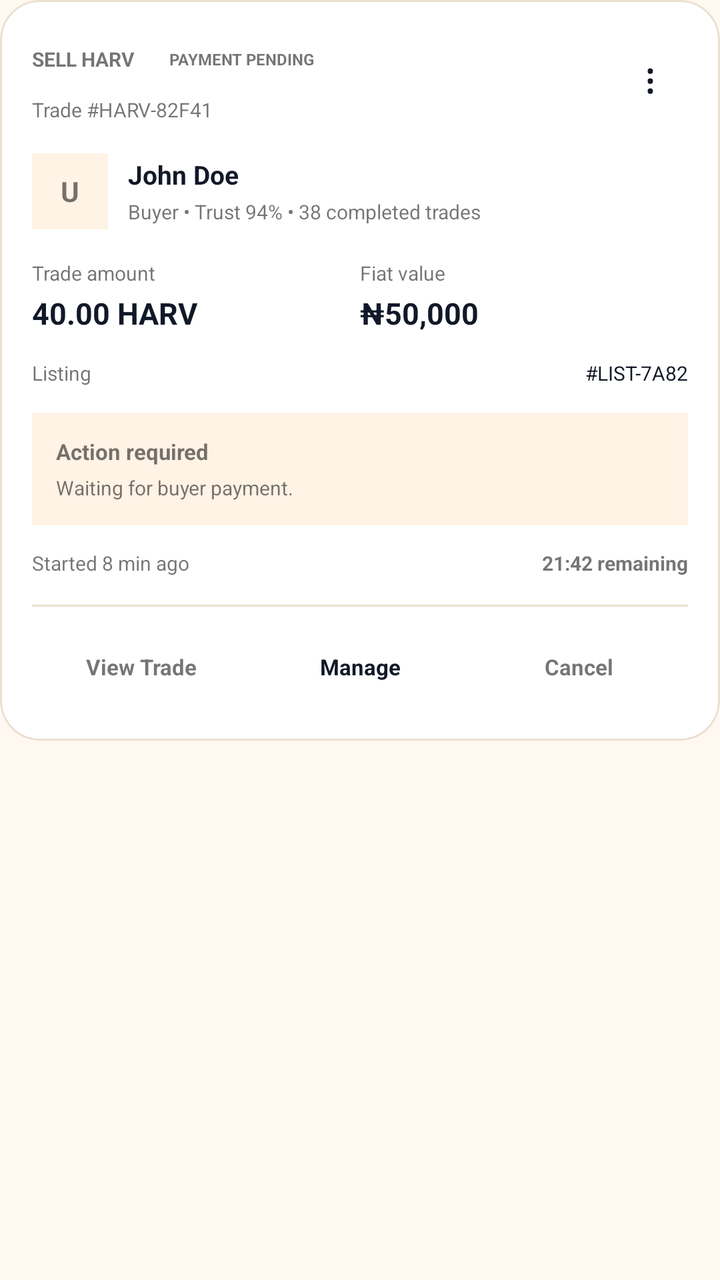
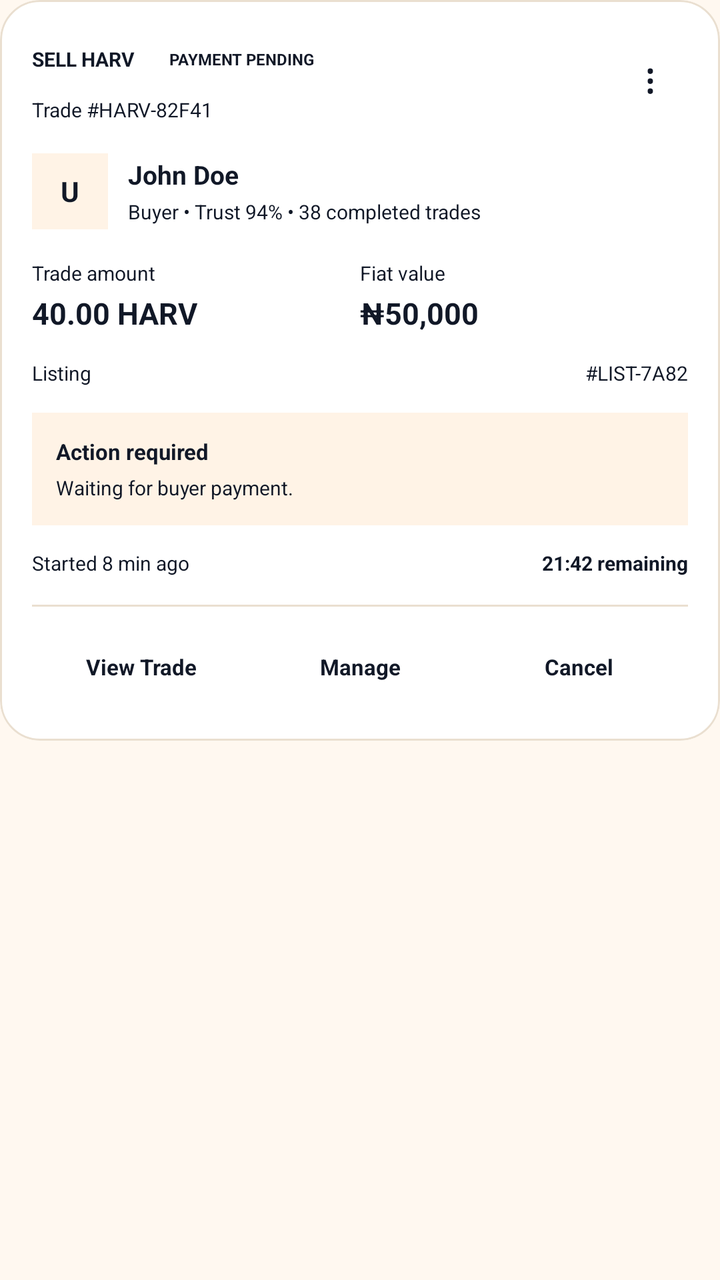

An Android layout rendered at two revisions. The XML below is the earlier revision; the diff shows what the commit changed to produce the second picture.
<!-- AndroidManifest.xml: application theme AppTheme -->
<!-- res/layout/p2p_merchant_trade_item.xml -->
<LinearLayout
	xmlns:android="http://schemas.android.com/apk/res/android"
	xmlns:app="http://schemas.android.com/apk/res-auto"
	xmlns:tools="http://schemas.android.com/tools"
	android:layout_width="match_parent"
	android:layout_height="match_parent"
	android:orientation="vertical">
	<com.google.android.material.card.MaterialCardView
		android:id="@+id/card_merchant_trade"
		android:layout_width="match_parent"
		android:layout_height="wrap_content"
		android:layout_marginBottom="10dp"
		app:cardBackgroundColor="@color/colorP2pSurface"
		app:cardCornerRadius="20dp"
		app:cardElevation="0dp"
		app:strokeColor="@color/colorP2pBorder"
		app:strokeWidth="1dp">
		<LinearLayout
			android:id="@+id/merchant_trade_container"
			android:layout_width="match_parent"
			android:layout_height="wrap_content"
			android:padding="16dp"
			android:orientation="vertical">
			<LinearLayout
				android:id="@+id/linear246"
				android:layout_width="match_parent"
				android:layout_height="wrap_content"
				android:gravity="center_vertical"
				android:orientation="horizontal">
				<LinearLayout
					android:id="@+id/linear247"
					android:layout_width="0dp"
					android:layout_height="wrap_content"
					android:orientation="vertical"
					android:layout_weight="1">
					<LinearLayout
						android:id="@+id/linear248"
						android:layout_width="wrap_content"
						android:layout_height="wrap_content"
						android:gravity="center_vertical"
						android:orientation="horizontal">
						<TextView
							android:id="@+id/tv_trade_type"
							android:layout_width="wrap_content"
							android:layout_height="wrap_content"
							android:text="SELL HARV"
							android:textSize="10sp"
							android:textStyle="bold"
							android:focusable="false" />
						<TextView
							android:id="@+id/tv_trade_status"
							android:layout_width="wrap_content"
							android:layout_height="27dp"
							android:gravity="center_horizontal|center_vertical"
							android:text="PAYMENT PENDING"
							android:textSize="8sp"
							android:textStyle="bold"
							android:focusable="false"
							android:layout_marginStart="8dp"
							android:paddingStart="9dp"
							android:paddingEnd="9dp" />
					</LinearLayout>
					<TextView
						android:id="@+id/tv_trade_id"
						android:layout_width="wrap_content"
						android:layout_height="wrap_content"
						android:layout_marginTop="5dp"
						android:text="Trade #HARV-82F41"
						android:textSize="10sp"
						android:focusable="false" />
				</LinearLayout>
				<TextView
					android:id="@+id/tv_trade_menu"
					android:layout_width="38dp"
					android:layout_height="38dp"
					android:gravity="center_horizontal|center_vertical"
					android:text="⋮"
					android:textSize="21sp"
					android:textColor="@color/colorP2pTextPrimary"
					android:focusable="false" />
			</LinearLayout>
			<LinearLayout
				android:id="@+id/linear249"
				android:layout_width="match_parent"
				android:layout_height="wrap_content"
				android:layout_marginTop="15dp"
				android:gravity="center_vertical"
				android:orientation="horizontal">
				<TextView
					android:id="@+id/tv_counterparty_avatar"
					android:layout_width="38dp"
					android:layout_height="38dp"
					android:background="@color/colorP2pSurfaceAlt"
					android:gravity="center_horizontal|center_vertical"
					android:text="U"
					android:textSize="14sp"
					android:textStyle="bold"
					android:focusable="false" />
				<LinearLayout
					android:id="@+id/linear250"
					android:layout_width="0dp"
					android:layout_height="wrap_content"
					android:orientation="vertical"
					android:layout_weight="1"
					android:layout_marginStart="10dp">
					<TextView
						android:id="@+id/tv_counterparty_name"
						android:layout_width="wrap_content"
						android:layout_height="wrap_content"
						android:text="John Doe"
						android:textSize="13sp"
						android:textStyle="bold"
						android:textColor="@color/colorP2pTextPrimary"
						android:focusable="false" />
					<TextView
						android:id="@+id/tv_counterparty_meta"
						android:layout_width="wrap_content"
						android:layout_height="wrap_content"
						android:layout_marginTop="3dp"
						android:text="Buyer • Trust 94% • 38 completed trades"
						android:textSize="10sp"
						android:focusable="false" />
				</LinearLayout>
			</LinearLayout>
			<LinearLayout
				android:id="@+id/linear251"
				android:layout_width="match_parent"
				android:layout_height="wrap_content"
				android:layout_marginTop="15dp"
				android:orientation="horizontal">
				<LinearLayout
					android:id="@+id/linear252"
					android:layout_width="0dp"
					android:layout_height="wrap_content"
					android:orientation="vertical"
					android:layout_weight="1">
					<TextView
						android:id="@+id/textview148"
						android:layout_width="wrap_content"
						android:layout_height="wrap_content"
						android:text="Trade amount"
						android:textSize="10sp"
						android:focusable="false" />
					<TextView
						android:id="@+id/tv_trade_ajc_amount"
						android:layout_width="wrap_content"
						android:layout_height="wrap_content"
						android:layout_marginTop="3dp"
						android:text="40.00 HARV"
						android:textSize="15sp"
						android:textStyle="bold"
						android:textColor="@color/colorP2pTextPrimary"
						android:focusable="false" />
				</LinearLayout>
				<LinearLayout
					android:id="@+id/linear253"
					android:layout_width="0dp"
					android:layout_height="wrap_content"
					android:orientation="vertical"
					android:layout_weight="1">
					<TextView
						android:id="@+id/textview149"
						android:layout_width="wrap_content"
						android:layout_height="wrap_content"
						android:text="Fiat value"
						android:textSize="10sp"
						android:focusable="false" />
					<TextView
						android:id="@+id/tv_trade_fiat_amount"
						android:layout_width="wrap_content"
						android:layout_height="wrap_content"
						android:layout_marginTop="3dp"
						android:text="₦50,000"
						android:textSize="15sp"
						android:textStyle="bold"
						android:textColor="@color/colorP2pTextPrimary"
						android:focusable="false" />
				</LinearLayout>
			</LinearLayout>
			<LinearLayout
				android:id="@+id/linear254"
				android:layout_width="match_parent"
				android:layout_height="wrap_content"
				android:layout_marginTop="13dp"
				android:orientation="horizontal">
				<TextView
					android:id="@+id/textview150"
					android:layout_width="0dp"
					android:layout_height="wrap_content"
					android:text="Listing"
					android:textSize="10sp"
					android:layout_weight="1"
					android:focusable="false" />
				<TextView
					android:id="@+id/tv_listing_reference"
					android:layout_width="wrap_content"
					android:layout_height="wrap_content"
					android:text="#LIST-7A82"
					android:textSize="10sp"
					android:textColor="@color/colorP2pTextPrimary"
					android:focusable="false" />
			</LinearLayout>
			<LinearLayout
				android:id="@+id/layout_trade_action"
				android:layout_width="match_parent"
				android:layout_height="wrap_content"
				android:layout_marginTop="13dp"
				android:padding="12dp"
				android:background="@color/colorP2pSurfaceAlt"
				android:orientation="vertical">
				<TextView
					android:id="@+id/tv_trade_action_title"
					android:layout_width="wrap_content"
					android:layout_height="wrap_content"
					android:text="Action required"
					android:textSize="11sp"
					android:textStyle="bold"
					android:focusable="false" />
				<TextView
					android:id="@+id/tv_trade_action_description"
					android:layout_width="match_parent"
					android:layout_height="wrap_content"
					android:layout_marginTop="4dp"
					android:text="Waiting for buyer payment."
					android:textSize="10sp"
					android:focusable="false" />
			</LinearLayout>
			<LinearLayout
				android:id="@+id/linear255"
				android:layout_width="match_parent"
				android:layout_height="wrap_content"
				android:layout_marginTop="12dp"
				android:gravity="center_vertical"
				android:orientation="horizontal">
				<TextView
					android:id="@+id/tv_trade_time"
					android:layout_width="0dp"
					android:layout_height="wrap_content"
					android:text="Started 8 min ago"
					android:textSize="10sp"
					android:layout_weight="1"
					android:focusable="false" />
				<TextView
					android:id="@+id/tv_trade_countdown"
					android:layout_width="wrap_content"
					android:layout_height="wrap_content"
					android:text="21:42 remaining"
					android:textSize="10sp"
					android:textStyle="bold"
					android:focusable="false" />
			</LinearLayout>
			<View
				android:id="@+id/view256"
				android:layout_width="match_parent"
				android:layout_height="1dp"
				android:layout_marginTop="14dp"
				android:background="@color/colorP2pBorder" />
			<LinearLayout
				android:id="@+id/linear257"
				android:layout_width="match_parent"
				android:layout_height="wrap_content"
				android:layout_marginTop="9dp"
				android:gravity="center_vertical"
				android:orientation="horizontal">
				<TextView
					android:id="@+id/tv_view_trade"
					android:layout_width="0dp"
					android:layout_height="42dp"
					android:gravity="center_horizontal|center_vertical"
					android:text="View Trade"
					android:textSize="11sp"
					android:textStyle="bold"
					android:layout_weight="1"
					android:focusable="false" />
				<TextView
					android:id="@+id/tv_manage_trade"
					android:layout_width="0dp"
					android:layout_height="42dp"
					android:gravity="center_horizontal|center_vertical"
					android:text="Manage"
					android:textSize="11sp"
					android:textStyle="bold"
					android:textColor="@color/colorP2pTextPrimary"
					android:layout_weight="1"
					android:focusable="false" />
				<TextView
					android:id="@+id/tv_cancel_trade"
					android:layout_width="0dp"
					android:layout_height="42dp"
					android:gravity="center_horizontal|center_vertical"
					android:text="Cancel"
					android:textSize="11sp"
					android:textStyle="bold"
					android:layout_weight="1"
					android:focusable="false" />
			</LinearLayout>
		</LinearLayout>
	</com.google.android.material.card.MaterialCardView>
</LinearLayout>
<!-- resources referenced by this layout -->
<resources>
  <style name="AppTheme" parent="Theme.MaterialComponents.DayNight.NoActionBar">
          <item name="appBarColor">@color/colorAccent</item>
          <item name="onAppBarColor">@color/colorTextOnAccent</item>
          <item name="colorSecondary">@color/colorAccent</item>
          <item name="colorOnSecondary">@color/colorTextOnAccent</item>
          <item name="colorPrimaryVariant">@color/colorAccentDark</item>
          <item name="colorSecondaryVariant">@color/colorAccentDark</item>
          <item name="colorError">@color/colorError</item>
          <item name="colorOnError">@color/colorTextPrimaryWhite</item>
          <item name="colorControlActivated">@color/colorAccent</item>
          <item name="colorControlNormal">@color/colorControlNormal</item>
          <item name="colorControlHighlight">@color/colorAccentRipple</item>
          <item name="android:textColorHighlight">@color/colorAccentStroke</item>
          <item name="android:textColorLink">@color/colorAccentStrong</item>
          <item name="android:editTextColor">@color/colorTextPrimary</item>
          <item name="android:navigationBarColor">@color/colorBackground</item>
          <item name="colorPrimary">@color/colorAccent</item>
          <item name="colorPrimaryDark">@color/colorAccentStrong</item>
          <item name="colorAccent">@color/colorAccent</item>
          <item name="colorSurface">@color/colorSurface</item>
          <item name="colorOnPrimary">@color/colorTextOnAccent</item>
          <item name="colorOnSurface">@color/colorTextPrimary</item>
          <item name="colorOnBackground">@color/colorTextPrimary</item>
          <item name="colorOnSurfaceVariant">@color/colorTextSecondary</item>
          <item name="android:textColorPrimary">@color/colorTextPrimary</item>
          <item name="android:textColorSecondary">@color/colorTextSecondary</item>
          <item name="android:textColorHint">@color/colorTextTertiary</item>
          <item name="android:statusBarColor">?attr/appBarColor</item>
          <item name="android:windowLightStatusBar">true</item>
          <item name="android:windowBackground">@color/colorBackground</item>
          <item name="alertDialogTheme">@style/AjooAlertDialog</item>
          <item name="materialAlertDialogTheme">@style/AjooAlertDialog</item>
          <item name="bottomSheetDialogTheme">@style/AjooBottomSheetDialog</item>
      </style>
  <style name="AjooAlertDialog" parent="ThemeOverlay.MaterialComponents.MaterialAlertDialog">
          <item name="colorPrimary">@color/colorAccent</item>
          <item name="colorAccent">@color/colorAccent</item>
          <item name="colorSurface">@color/colorSurface</item>
          <item name="colorOnPrimary">@color/colorTextOnAccent</item>
          <item name="colorOnSurface">@color/colorTextPrimary</item>
          <item name="android:textColorPrimary">@color/colorTextPrimary</item>
          <item name="android:textColor">@color/colorTextPrimary</item>
          <item name="android:windowBackground">@color/colorSurface</item>
          <item name="buttonBarPositiveButtonStyle">@style/AjooDialogButton</item>
          <item name="buttonBarNegativeButtonStyle">@style/AjooDialogButton</item>
          <item name="buttonBarNeutralButtonStyle">@style/AjooDialogButton</item>
      </style>
  <style name="AjooBottomSheetDialog" parent="ThemeOverlay.MaterialComponents.BottomSheetDialog">
          <item name="colorPrimary">@color/colorAccent</item>
          <item name="colorAccent">@color/colorAccent</item>
          <item name="colorSurface">@color/colorSurface</item>
          <item name="colorOnPrimary">@color/colorTextOnAccent</item>
          <item name="colorOnSurface">@color/colorTextPrimary</item>
          <item name="colorOnSurfaceVariant">@color/colorTextSecondary</item>
          <item name="android:textColorPrimary">@color/colorTextPrimary</item>
          <item name="bottomSheetStyle">@style/AjooBottomSheetStyle</item>
      </style>
  <style name="AjooDialogButton" parent="Widget.MaterialComponents.Button.TextButton.Dialog">
          <item name="android:textColor">@color/colorAccent</item>
          <item name="android:minHeight">48dp</item>
      </style>
  <style name="AjooBottomSheetStyle" parent="Widget.MaterialComponents.BottomSheet.Modal">
          <item name="backgroundTint">?attr/colorSurface</item>
          <item name="shapeAppearanceOverlay">@style/AjooBottomSheetShape</item>
      </style>
  <style name="AjooBottomSheetShape" parent="">
          <item name="cornerFamily">rounded</item>
          <item name="cornerSizeTopLeft">20dp</item>
          <item name="cornerSizeTopRight">20dp</item>
          <item name="cornerSizeBottomLeft">0dp</item>
          <item name="cornerSizeBottomRight">0dp</item>
      </style>
  <!-- unchanged entries left out for length: 18 -->
</resources>

<!-- the commit's change to res/layout/p2p_merchant_trade_item.xml (unified diff, before → after) -->
@@ -142,7 +142,7 @@
 						android:textSize="10sp"
 						android:focusable="false" />
 					<TextView
-						android:id="@+id/tv_trade_ajc_amount"
+						android:id="@+id/tv_trade_harv_amount"
 						android:layout_width="wrap_content"
 						android:layout_height="wrap_content"
 						android:layout_marginTop="3dp"
<!-- resource entries referenced after the edit -->
@@ -1,6 +1,8 @@
 <!-- resources referenced by this layout -->
 <resources>
   <style name="AppTheme" parent="Theme.MaterialComponents.DayNight.NoActionBar">
+          
+          <item name="android:textViewStyle">@style/HarvannaTextView</item>
           <item name="appBarColor">@color/colorAccent</item>
           <item name="onAppBarColor">@color/colorTextOnAccent</item>
           <item name="colorSecondary">@color/colorAccent</item>
@@ -30,11 +32,14 @@
           <item name="android:statusBarColor">?attr/appBarColor</item>
           <item name="android:windowLightStatusBar">true</item>
           <item name="android:windowBackground">@color/colorBackground</item>
-          <item name="alertDialogTheme">@style/AjooAlertDialog</item>
-          <item name="materialAlertDialogTheme">@style/AjooAlertDialog</item>
-          <item name="bottomSheetDialogTheme">@style/AjooBottomSheetDialog</item>
+          <item name="alertDialogTheme">@style/HarvannaAlertDialog</item>
+          <item name="materialAlertDialogTheme">@style/HarvannaAlertDialog</item>
+          <item name="bottomSheetDialogTheme">@style/HarvannaBottomSheetDialog</item>
       </style>
-  <style name="AjooAlertDialog" parent="ThemeOverlay.MaterialComponents.MaterialAlertDialog">
+  <style name="HarvannaTextView" parent="android:Widget.TextView">
+          <item name="android:textColor">@color/colorTextPrimary</item>
+      </style>
+  <style name="HarvannaAlertDialog" parent="ThemeOverlay.MaterialComponents.MaterialAlertDialog">
           <item name="colorPrimary">@color/colorAccent</item>
           <item name="colorAccent">@color/colorAccent</item>
           <item name="colorSurface">@color/colorSurface</item>
@@ -43,11 +48,11 @@
           <item name="android:textColorPrimary">@color/colorTextPrimary</item>
           <item name="android:textColor">@color/colorTextPrimary</item>
           <item name="android:windowBackground">@color/colorSurface</item>
-          <item name="buttonBarPositiveButtonStyle">@style/AjooDialogButton</item>
-          <item name="buttonBarNegativeButtonStyle">@style/AjooDialogButton</item>
-          <item name="buttonBarNeutralButtonStyle">@style/AjooDialogButton</item>
+          <item name="buttonBarPositiveButtonStyle">@style/HarvannaDialogButton</item>
+          <item name="buttonBarNegativeButtonStyle">@style/HarvannaDialogButton</item>
+          <item name="buttonBarNeutralButtonStyle">@style/HarvannaDialogButton</item>
       </style>
-  <style name="AjooBottomSheetDialog" parent="ThemeOverlay.MaterialComponents.BottomSheetDialog">
+  <style name="HarvannaBottomSheetDialog" parent="ThemeOverlay.MaterialComponents.BottomSheetDialog">
           <item name="colorPrimary">@color/colorAccent</item>
           <item name="colorAccent">@color/colorAccent</item>
           <item name="colorSurface">@color/colorSurface</item>
@@ -55,17 +60,17 @@
           <item name="colorOnSurface">@color/colorTextPrimary</item>
           <item name="colorOnSurfaceVariant">@color/colorTextSecondary</item>
           <item name="android:textColorPrimary">@color/colorTextPrimary</item>
-          <item name="bottomSheetStyle">@style/AjooBottomSheetStyle</item>
+          <item name="bottomSheetStyle">@style/HarvannaBottomSheetStyle</item>
       </style>
-  <style name="AjooDialogButton" parent="Widget.MaterialComponents.Button.TextButton.Dialog">
+  <style name="HarvannaDialogButton" parent="Widget.MaterialComponents.Button.TextButton.Dialog">
           <item name="android:textColor">@color/colorAccent</item>
           <item name="android:minHeight">48dp</item>
       </style>
-  <style name="AjooBottomSheetStyle" parent="Widget.MaterialComponents.BottomSheet.Modal">
+  <style name="HarvannaBottomSheetStyle" parent="Widget.MaterialComponents.BottomSheet.Modal">
           <item name="backgroundTint">?attr/colorSurface</item>
-          <item name="shapeAppearanceOverlay">@style/AjooBottomSheetShape</item>
+          <item name="shapeAppearanceOverlay">@style/HarvannaBottomSheetShape</item>
       </style>
-  <style name="AjooBottomSheetShape" parent="">
+  <style name="HarvannaBottomSheetShape" parent="">
           <item name="cornerFamily">rounded</item>
           <item name="cornerSizeTopLeft">20dp</item>
           <item name="cornerSizeTopRight">20dp</item>
